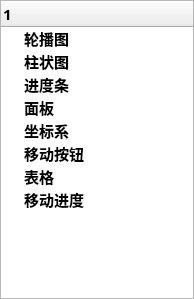
This is maincontent/controltreewidget.ui in YYC572652645/QCoolPage as Qt 5 draws it before an edit. The edited form follows.
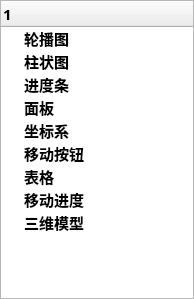
This is the edited form.

```diff
--- a/maincontent/controltreewidget.ui
+++ b/maincontent/controltreewidget.ui
@@ -84,6 +84,11 @@
        <string>移动进度</string>
       </property>
      </item>
+     <item>
+      <property name="text">
+       <string>三维模型</string>
+      </property>
+     </item>
     </widget>
    </item>
   </layout>
```
